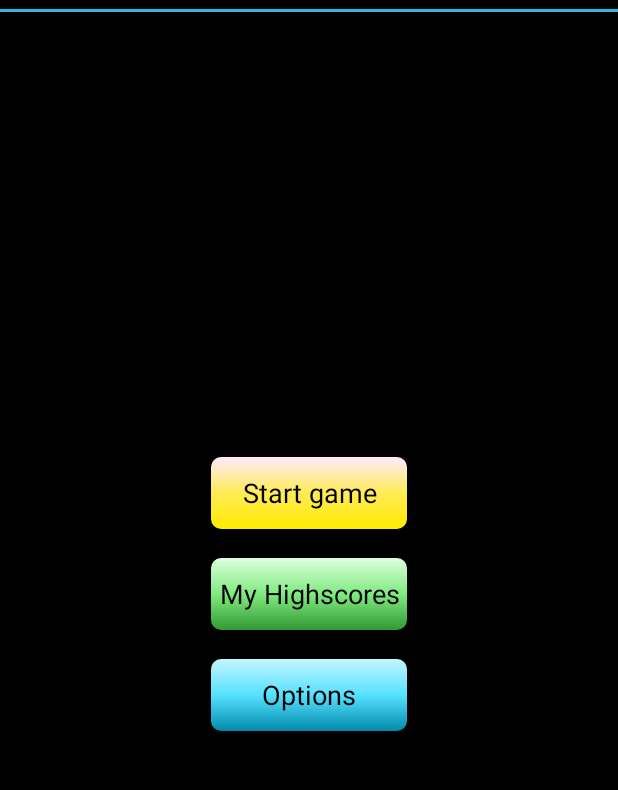
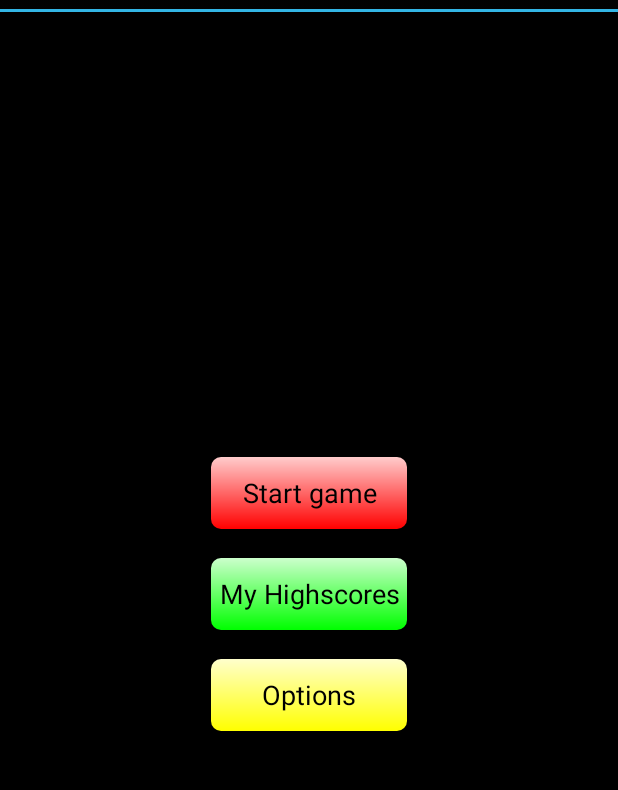
Before and after one commit to Platti/Tetris, an Android app: the screen it shows after launch (StartMenu), on a phone screen of 412 x 824 dp, the part 60-850 px from its top. Run offline under Robolectric (Android 15) with nearby library versions, the phone set to English and light mode, and no system bars.

Commit message:
minor bugfixing

```diff
--- a/app/src/main/AndroidManifest.xml
+++ b/app/src/main/AndroidManifest.xml
@@ -31,7 +31,8 @@
         <activity
             android:name=".HighscoreTable"
             android:label="@string/title_activity_highscore_table"
-            android:parentActivityName=".StartMenu" >
+            android:parentActivityName=".StartMenu"
+            android:screenOrientation="portrait" >
             <meta-data
                 android:name="android.support.PARENT_ACTIVITY"
                 android:value="at.fhooe.mc.android.tetris.StartMenu" />
@@ -39,7 +40,8 @@
         <activity
             android:name=".OptionsActivity"
             android:label="@string/title_activity_options"
-            android:parentActivityName=".StartMenu" >
+            android:parentActivityName=".StartMenu"
+            android:screenOrientation="portrait" >
             <meta-data
                 android:name="android.support.PARENT_ACTIVITY"
                 android:value="at.fhooe.mc.android.tetris.StartMenu" />
--- a/app/src/main/java/at/fhooe/mc/android/tetris/MainActivity.java
+++ b/app/src/main/java/at/fhooe/mc/android/tetris/MainActivity.java
@@ -147,6 +147,10 @@ public class MainActivity extends Activity implements View.OnClickListener, Surf
         textLevel = (TextView) findViewById(R.id.textView_level);
         textLines = (TextView) findViewById(R.id.textView_lines);
         textScore = (TextView) findViewById(R.id.textView_score);
+
+        textLevel.setText(getString(R.string.level) + "\n" + 0);
+        textScore.setText(getString(R.string.score) + "\n" + 0);
+        textLines.setText(getString(R.string.lines) + "\n" + 0);
 
         color = new TetrisColor(this);
 
--- a/app/src/main/java/at/fhooe/mc/android/tetris/OptionsActivity.java
+++ b/app/src/main/java/at/fhooe/mc/android/tetris/OptionsActivity.java
@@ -171,7 +171,7 @@ public class OptionsActivity extends Activity implements AdapterView.OnItemClick
         ColorTheme colorTheme = (ColorTheme) parent.getAdapter().getItem(position);
         color.chooseNewColors(colorTheme.getColors());
 
-        Toast.makeText(this, getString(R.string.newTheme) + colorTheme.getName(), Toast.LENGTH_SHORT).show();
+        Toast.makeText(this, getString(R.string.newTheme) + " " + colorTheme.getName(), Toast.LENGTH_SHORT).show();
 
         // Update Current Theme
         ImageView iv = null;
--- a/app/src/main/java/at/fhooe/mc/android/tetris/StartMenu.java
+++ b/app/src/main/java/at/fhooe/mc/android/tetris/StartMenu.java
@@ -59,17 +59,18 @@ public class StartMenu extends Activity implements View.OnClickListener {
 
         Button b = null;
         b = (Button) findViewById(R.id.button_start);
-        gd1.setColors(new int[]{0xffffebff, 0xffffeb55, 0xffffeb00});//color.o, color.o | Color.LTGRAY, color.o});
+        gd1.setColors(new int[]{color.o | Color.LTGRAY, color.o});//0xffffebff, 0xffffeb55, 0xffffeb00});//
         b.setBackground(gd1);
         b.setOnClickListener(this);
 
         b = (Button) findViewById(R.id.button_highscores);
-        gd2.setColors(new int[]{0xffddffdd, 0xff80ea80, 0xff339933});//0xffddffdd, 0xff80ea80, 0xff339933});color.i, color.i | Color.LTGRAY, color.i});
+        gd2.setColors(new int[]{color.i | Color.LTGRAY, color.i});//0xffddffdd, 0xff80ea80, 0xff339933});//0xffddffdd, 0xff80ea80, 0xff339933});color.i, color.i | Color.LTGRAY, color.i});
+
         b.setBackground(gd2);
         b.setOnClickListener(this);
 
         b = (Button) findViewById(R.id.button_options);
-        gd3.setColors(new int[]{0xffc4f5ff, 0xff55e1ff, 0xff008baa});//color.l, color.l | Color.LTGRAY, color.l});
+        gd3.setColors(new int[]{color.l | Color.LTGRAY, color.l});//0xffc4f5ff, 0xff55e1ff, 0xff008baa});//color.l, color.l | Color.LTGRAY, color.l});
         b.setBackground(gd3);
         b.setOnClickListener(this);
     }
```
Also changed, not shown: 1 other file.
